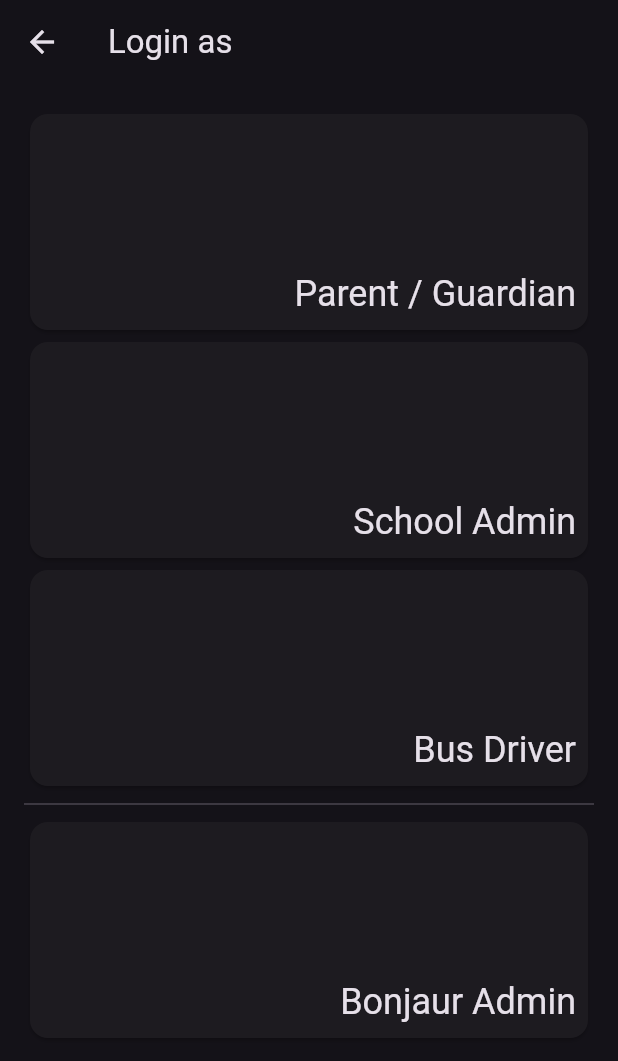
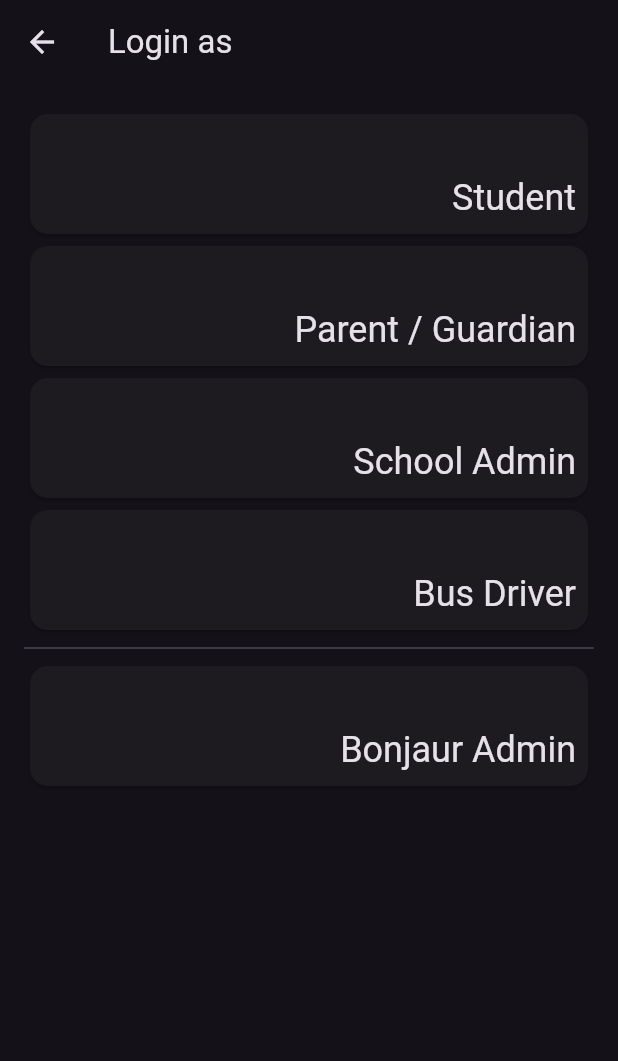
Before and after one commit to danialothman/bonjaur_demo, a Flutter app: the LoggedInScreen screen opened directly, on a phone screen of 412 x 824 dp. Shown: the top 1061 px of the screen. Run offline on Flutter 3.47's test engine with Material 3 defaults, Android fonts, the light colour scheme and no system bars; our stand-ins replace firebase_core, settings_ui; accounts and stored records are empty.

Commit message:
Update logged_in_screen.dart

```diff
--- a/lib/src/views/logged_in_screens/logged_in_screen.dart
+++ b/lib/src/views/logged_in_screens/logged_in_screen.dart
@@ -11,17 +11,44 @@
 class _LoggedInScreenState extends State<LoggedInScreen> {
   @override
   Widget build(BuildContext context) {
+    double boxHeight = 64;
+
     return Scaffold(
       appBar: AppBar(
         title: const Text("Login as"),
       ),
       body: SafeArea(
-          child: SingleChildScrollView(
           child: Center(
         child: Padding(
           padding: const EdgeInsets.all(16),
           child: Column(
             children: [
+              GestureDetector(
+                onTap: () {
+                  debugPrint("Go to Student logged in view");
+                },
+                child: Card(
+                  child: Padding(
+                    padding: const EdgeInsets.all(8.0),
+                    child: SizedBox(
+                      width: double.infinity,
+                      height: boxHeight,
+                      child: Stack(
+                        children: [
+                          Positioned(
+                              right: 0,
+                              bottom: 0,
+                              child: Text(
+                                "Student",
+                                style:
+                                    Theme.of(context).textTheme.headlineSmall,
+                              )),
+                        ],
+                      ),
+                    ),
+                  ),
+                ),
+              ),
               GestureDetector(
                 onTap: () {
                   debugPrint("Go to PARENT/GUARDIAN logged in view");
@@ -31,7 +58,7 @@
                     padding: const EdgeInsets.all(8.0),
                     child: SizedBox(
                       width: double.infinity,
-                        height: 128,
+                      height: boxHeight,
                       child: Stack(
                         children: [
                           Positioned(
@@ -57,7 +84,7 @@
                     padding: const EdgeInsets.all(8.0),
                     child: SizedBox(
                       width: double.infinity,
-                        height: 128,
+                      height: boxHeight,
                       child: Stack(
                         children: [
                           Positioned(
@@ -88,7 +115,7 @@
                     padding: const EdgeInsets.all(8.0),
                     child: SizedBox(
                       width: double.infinity,
-                        height: 128,
+                      height: boxHeight,
                       child: Stack(
                         children: [
                           Positioned(
@@ -115,7 +142,7 @@
                     padding: const EdgeInsets.all(8.0),
                     child: SizedBox(
                       width: double.infinity,
-                        height: 128,
+                      height: boxHeight,
                       child: Stack(
                         children: [
                           Positioned(
@@ -135,7 +162,6 @@
             ],
           ),
         ),
-        ),
       )),
     );
   }
```
Lines whose indentation alone changed are shown as unchanged.
